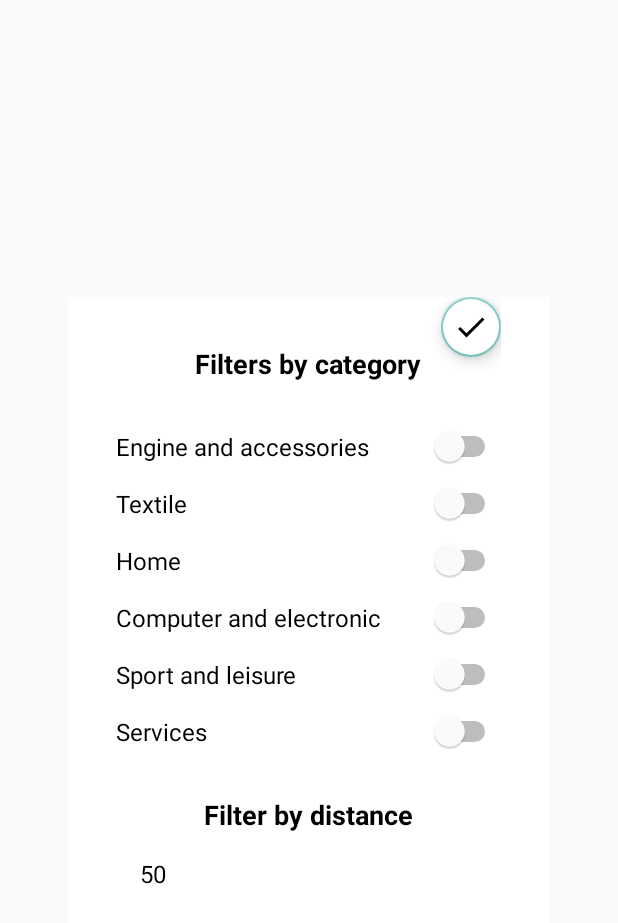
After one commit to JavierRoche/ProyectoFinal-Wallapoor-Android, an Android app: the layout filters_activity.xml on its own in the app's theme, with its tools: preview values and no code run, on a phone screen of 412 x 824 dp. The commit adds this screen. Shown: the top 923 px of the screen. Run offline under Robolectric (Android 15) with nearby library versions, the phone set to English and light mode, and no system bars.

```diff
--- a/app/build.gradle
+++ b/app/build.gradle
@@ -42,10 +42,10 @@ dependencies {
     implementation "org.jetbrains.kotlin:kotlin-stdlib-jdk7:$kotlin_version"
     implementation 'androidx.core:core-ktx:1.3.2'
     implementation 'androidx.appcompat:appcompat:1.2.0'
-    implementation 'com.google.android.material:material:1.2.1'
+    implementation 'com.google.android.material:material:1.3.0-alpha04'
     implementation 'androidx.constraintlayout:constraintlayout:2.0.4'
     implementation 'androidx.coordinatorlayout:coordinatorlayout:1.1.0'
-    testImplementation 'junit:junit:4.+'
+    testImplementation 'junit:junit:4.13.1'
     androidTestImplementation 'androidx.test.ext:junit:1.1.2'
     androidTestImplementation 'androidx.test.espresso:espresso-core:3.3.0'
 
--- a/app/src/main/AndroidManifest.xml
+++ b/app/src/main/AndroidManifest.xml
@@ -32,6 +32,12 @@
                 <category android:name="android.intent.category.DEFAULT" />
             </intent-filter>
         </activity>
+
+        <activity
+            android:name=".ui.filters.FiltersActivity"
+            android:screenOrientation="portrait"
+            android:theme="@style/Theme.Wallapoor.NoActionbar">
+        </activity>
     </application>
 
 </manifest>
--- a/app/src/main/java/com/tushe/wallapoor/ui/filters/FiltersActivity.kt
+++ b/app/src/main/java/com/tushe/wallapoor/ui/filters/FiltersActivity.kt
@@ -1,10 +1,33 @@
 package com.tushe.wallapoor.ui.filters
 
+import android.content.Context
+import android.content.Intent
+import android.os.Bundle
 import androidx.appcompat.app.AppCompatActivity
+import com.tushe.wallapoor.R
 
 class FiltersActivity: AppCompatActivity() {
+    /**
+     * STATIC FUNCTIONS
+     **/
+
+    companion object {
+        // Metodo estatico que devuelve el Intent de la actividad
+        fun getIntent(context: Context): Intent {
+            return Intent(context, FiltersActivity::class.java)
+        }
+    }
+
+
     /**
      * LIFE CYCLE
      **/
 
+    override fun onCreate(savedInstanceState: Bundle?) {
+        super.onCreate(savedInstanceState)
+
+        // Indicamos cual es el fichero xml que manejara la actividad
+        setContentView(R.layout.filters_activity)
+
+    }
 }
--- a/app/src/main/java/com/tushe/wallapoor/ui/main/MainActivity.kt
+++ b/app/src/main/java/com/tushe/wallapoor/ui/main/MainActivity.kt
@@ -4,12 +4,15 @@ import android.content.Context
 import android.content.Intent
 import android.os.Bundle
 import android.view.Menu
+import android.view.MenuItem
 import androidx.appcompat.app.AppCompatActivity
+import androidx.core.view.get
 import com.google.android.material.bottomnavigation.BottomNavigationView
 import com.tushe.wallapoor.R
 import com.tushe.wallapoor.common.isFirstTimeCreated
 import com.tushe.wallapoor.network.models.Product
 import com.tushe.wallapoor.network.models.User
+import com.tushe.wallapoor.ui.filters.FiltersActivity
 import com.tushe.wallapoor.ui.main.MainActivity.Companion.productsFragment
 import com.tushe.wallapoor.ui.main.products.ProductsFragment
 import com.tushe.wallapoor.ui.main.products.ProductsViewModel
@@ -92,6 +95,12 @@ class MainActivity: AppCompatActivity(),
     override fun onCreateOptionsMenu(menu: Menu?): Boolean {
         // Con ayuda del Inflater de menus que me llega inflamos el menu
         menuInflater.inflate(R.menu.search_bar_menu, menu)
+        val item = menu?.findItem(R.id.categoriesMenu)
+        item?.setOnMenuItemClickListener {
+            // Creamos la escena de seleccion de filtro
+            startActivity(FiltersActivity.getIntent(this))
+            return@setOnMenuItemClickListener true
+        }
 
         // Invocamos el comportamiento por defecto siempre despues de inflar el menu
         return super.onCreateOptionsMenu(menu)
--- /dev/null
+++ b/app/src/main/res/drawable/ic_icon_checkmark.xml
@@ -0,0 +1,10 @@
+<vector xmlns:android="http://schemas.android.com/apk/res/android"
+    android:width="24dp"
+    android:height="24dp"
+    android:viewportWidth="24"
+    android:viewportHeight="24"
+    android:tint="?attr/colorControlNormal">
+  <path
+      android:fillColor="@android:color/black"
+      android:pathData="M9,16.17L4.83,12l-1.42,1.41L9,19 21,7l-1.41,-1.41z"/>
+</vector>
--- /dev/null
+++ b/app/src/main/res/layout/filters_activity.xml
@@ -0,0 +1,248 @@
+<?xml version="1.0" encoding="utf-8"?>
+<LinearLayout
+    xmlns:android="http://schemas.android.com/apk/res/android"
+    xmlns:app="http://schemas.android.com/apk/res-auto"
+    xmlns:tools="http://schemas.android.com/tools"
+    android:layout_width="wrap_content"
+    android:layout_height="wrap_content"
+    android:background="@color/white"
+    android:layout_gravity="center">
+
+    <androidx.constraintlayout.widget.ConstraintLayout
+        android:layout_width="wrap_content"
+        android:layout_height="wrap_content"
+        android:layout_marginHorizontal="32dp">
+
+        <com.google.android.material.floatingactionbutton.FloatingActionButton
+            android:theme="@style/Theme.AppCompat"
+            android:layout_width="wrap_content"
+            android:layout_height="wrap_content"
+            app:fabSize="mini"
+            android:backgroundTint="@color/white"
+            android:tint="@color/black"
+            app:borderWidth="1dp"
+            app:srcCompat="@drawable/ic_icon_checkmark"
+            android:contentDescription="@null"
+            app:layout_constraintTop_toTopOf="parent"
+            app:layout_constraintRight_toRightOf="parent"/>
+
+        <TextView
+            android:id="@+id/filter_by_category"
+            android:layout_width="wrap_content"
+            android:layout_height="wrap_content"
+            android:text="@string/filters_by_category"
+            android:textSize="18sp"
+            android:textStyle="bold"
+            android:textColor="@color/black"
+            android:layout_marginTop="32dp"
+            app:layout_constraintTop_toTopOf="parent"
+            app:layout_constraintStart_toStartOf="parent"
+            app:layout_constraintEnd_toEndOf="parent"/>
+
+        <TextView
+            android:id="@+id/engine_and_accessories"
+            android:layout_width="wrap_content"
+            android:layout_height="wrap_content"
+            android:text="@string/engine_and_accessories"
+            android:textSize="16sp"
+            android:textColor="@color/black"
+            app:layout_constraintStart_toStartOf="parent"
+            app:layout_constraintTop_toBottomOf="@+id/filter_by_category"
+            android:layout_marginTop="32dp"
+            tools:targetApi="p"
+            tools:ignore="RtlHardcoded"/>
+
+        <TextView
+            android:id="@+id/textile"
+            android:layout_width="wrap_content"
+            android:layout_height="wrap_content"
+            android:text="@string/textile"
+            android:textSize="16sp"
+            android:textColor="@color/black"
+            app:layout_constraintStart_toStartOf="parent"
+            app:layout_constraintTop_toBottomOf="@+id/engine_and_accessories"
+            android:layout_marginTop="16dp"
+            tools:targetApi="p"
+            tools:ignore="RtlHardcoded"/>
+
+        <TextView
+            android:id="@+id/home"
+            android:layout_width="wrap_content"
+            android:layout_height="wrap_content"
+            android:text="@string/home"
+            android:textSize="16sp"
+            android:textColor="@color/black"
+            app:layout_constraintStart_toStartOf="parent"
+            app:layout_constraintTop_toBottomOf="@+id/textile"
+            android:layout_marginTop="16dp"
+            tools:targetApi="p"
+            tools:ignore="RtlHardcoded"/>
+
+        <TextView
+            android:id="@+id/computer_and_electronic"
+            android:layout_width="wrap_content"
+            android:layout_height="wrap_content"
+            android:text="@string/computer_and_electronic"
+            android:textSize="16sp"
+            android:textColor="@color/black"
+            app:layout_constraintStart_toStartOf="parent"
+            app:layout_constraintTop_toBottomOf="@+id/home"
+            app:layout_constraintRight_toLeftOf="@id/guideline"
+            android:layout_marginTop="16dp"
+            tools:targetApi="p"
+            tools:ignore="RtlHardcoded"/>
+
+        <TextView
+            android:id="@+id/sport_and_leisure"
+            android:layout_width="wrap_content"
+            android:layout_height="wrap_content"
+            android:text="@string/sport_and_leisure"
+            android:textSize="16sp"
+            android:textColor="@color/black"
+            app:layout_constraintStart_toStartOf="parent"
+            app:layout_constraintTop_toBottomOf="@+id/computer_and_electronic"
+            android:layout_marginTop="16dp"
+            tools:targetApi="p"
+            tools:ignore="RtlHardcoded"/>
+
+        <TextView
+            android:id="@+id/services"
+            android:layout_width="wrap_content"
+            android:layout_height="wrap_content"
+            android:text="@string/services"
+            android:textSize="16sp"
+            android:textColor="@color/black"
+            app:layout_constraintStart_toStartOf="parent"
+            app:layout_constraintTop_toBottomOf="@+id/sport_and_leisure"
+            android:layout_marginTop="16dp"
+            tools:targetApi="p"
+            tools:ignore="RtlHardcoded"/>
+
+        <androidx.constraintlayout.widget.Guideline
+            android:id="@+id/guideline"
+            android:layout_width="wrap_content"
+            android:layout_height="wrap_content"
+            android:orientation="vertical"
+            app:layout_constraintStart_toEndOf="@+id/computer_and_electronic"
+            android:layout_marginRight="32dp"
+            android:layout_marginEnd="32dp" />
+
+        <Switch
+            style="@style/Widget.AppCompat.CompoundButton.Switch"
+            android:id="@+id/engineSwitch"
+            android:layout_width="wrap_content"
+            android:layout_height="wrap_content"
+            tools:ignore="RtlHardcoded,UseSwitchCompatOrMaterialXml"
+            app:layout_constraintLeft_toLeftOf="@+id/guideline"
+            app:layout_constraintTop_toTopOf="@+id/engine_and_accessories"
+            app:layout_constraintBottom_toBottomOf="@+id/engine_and_accessories"
+            android:layout_marginRight="32dp"
+            android:layout_marginLeft="32dp"/>
+
+        <Switch
+            style="@style/Widget.AppCompat.CompoundButton.Switch"
+            android:id="@+id/textileSwitch"
+            android:layout_width="wrap_content"
+            android:layout_height="wrap_content"
+            tools:ignore="RtlHardcoded,UseSwitchCompatOrMaterialXml"
+            app:layout_constraintLeft_toLeftOf="@+id/guideline"
+            app:layout_constraintTop_toTopOf="@+id/textile"
+            app:layout_constraintBottom_toBottomOf="@+id/textile"
+            android:layout_marginRight="32dp"
+            android:layout_marginLeft="32dp"/>
+
+        <Switch
+            style="@style/Widget.AppCompat.CompoundButton.Switch"
+            android:id="@+id/homeSwitch"
+            android:layout_width="wrap_content"
+            android:layout_height="wrap_content"
+            tools:ignore="RtlHardcoded,UseSwitchCompatOrMaterialXml"
+            app:layout_constraintLeft_toLeftOf="@+id/guideline"
+            app:layout_constraintTop_toTopOf="@+id/home"
+            app:layout_constraintBottom_toBottomOf="@+id/home"
+            android:layout_marginRight="32dp"
+            android:layout_marginLeft="32dp"/>
+
+        <Switch
+            style="@style/Widget.AppCompat.CompoundButton.Switch"
+            android:id="@+id/computerSwitch"
+            android:layout_width="wrap_content"
+            android:layout_height="wrap_content"
+            tools:ignore="RtlHardcoded,UseSwitchCompatOrMaterialXml"
+            app:layout_constraintLeft_toLeftOf="@+id/guideline"
+            app:layout_constraintTop_toTopOf="@+id/computer_and_electronic"
+            app:layout_constraintBottom_toBottomOf="@+id/computer_and_electronic"
+            android:layout_marginRight="32dp"
+            android:layout_marginLeft="32dp"/>
+
+        <Switch
+            style="@style/Widget.AppCompat.CompoundButton.Switch"
+            android:id="@+id/sportsSwitch"
+            android:layout_width="wrap_content"
+            android:layout_height="wrap_content"
+            tools:ignore="RtlHardcoded,UseSwitchCompatOrMaterialXml"
+            app:layout_constraintLeft_toLeftOf="@+id/guideline"
+            app:layout_constraintTop_toTopOf="@+id/sport_and_leisure"
+            app:layout_constraintBottom_toBottomOf="@+id/sport_and_leisure"
+            android:layout_marginRight="32dp"
+            android:layout_marginLeft="32dp"/>
+
+        <Switch
+            style="@style/Widget.AppCompat.CompoundButton.Switch"
+            android:id="@+id/servicesSwitch"
+            android:layout_width="wrap_content"
+            android:layout_height="wrap_content"
+            tools:ignore="RtlHardcoded,UseSwitchCompatOrMaterialXml"
+            app:layout_constraintLeft_toLeftOf="@+id/guideline"
+            app:layout_constraintTop_toTopOf="@+id/services"
+            app:layout_constraintBottom_toBottomOf="@+id/services"
+            android:layout_marginRight="32dp"
+            android:layout_marginLeft="32dp"/>
+
+        <TextView
+            android:id="@+id/filter_by_distance"
+            android:layout_width="wrap_content"
+            android:layout_height="wrap_content"
+            android:text="@string/filter_by_distance"
+            android:textSize="18sp"
+            android:textStyle="bold"
+            android:textColor="@color/black"
+            android:layout_marginTop="32dp"
+            app:layout_constraintTop_toBottomOf="@+id/services"
+            app:layout_constraintStart_toStartOf="parent"
+            app:layout_constraintEnd_toEndOf="parent"/>
+
+        <TextView
+            android:id="@+id/distanceLabel"
+            android:layout_width="wrap_content"
+            android:layout_height="wrap_content"
+            android:text="@string/_50"
+            android:textSize="16sp"
+            android:textColor="@color/black"
+            app:layout_constraintStart_toStartOf="parent"
+            app:layout_constraintTop_toBottomOf="@+id/filter_by_distance"
+            app:layout_constraintBottom_toBottomOf="parent"
+            android:layout_marginTop="16dp"
+            android:layout_marginStart="16dp"
+            android:layout_marginLeft="16dp"
+            android:layout_marginBottom="32dp"
+            tools:targetApi="p"
+            tools:ignore="RtlHardcoded"/>
+
+        <!--   <com.google.android.material.slider.Slider
+            android:id="@+id/distanceSlider"
+            android:layout_width="wrap_content"
+            android:layout_height="wrap_content"
+            style="@style/Widget.AppCompat.SeekBar.Discrete"
+            android:textAppearance="@style/TextAppearance.MaterialComponents.Button"
+            android:theme="@style/Widget.AppCompat.SeekBar.Discrete"
+            android:valueFrom="10.0"
+            android:valueTo="50.0"
+            android:value="50.0"
+            app:layout_constraintTop_toTopOf="@id/distanceLabel"
+            app:layout_constraintBottom_toBottomOf="@+id/distanceLabel"
+            app:layout_constraintLeft_toRightOf="@id/distanceLabel"
+            android:layout_marginStart="48dp"
+            android:layout_marginLeft="48dp"/>   -->
+    </androidx.constraintlayout.widget.ConstraintLayout>
+</LinearLayout>
--- a/app/src/main/res/layout/login_activity.xml
+++ b/app/src/main/res/layout/login_activity.xml
@@ -1,11 +1,10 @@
 <?xml version="1.0" encoding="utf-8"?>
-
-
 <FrameLayout
     xmlns:app="http://schemas.android.com/apk/res-auto"
     xmlns:android="http://schemas.android.com/apk/res/android"
     android:layout_height="match_parent"
     android:layout_width="match_parent"
+    android:background="@color/white"
     android:paddingHorizontal="64dp">
 
     <androidx.constraintlayout.widget.ConstraintLayout
--- a/app/src/main/res/layout/products_fragment.xml
+++ b/app/src/main/res/layout/products_fragment.xml
@@ -31,7 +31,7 @@
         android:layout_height="wrap_content"
         android:layout_gravity="bottom|center"
         android:layout_marginBottom="72dp"
-        app:backgroundTint="#6A1B9A"
+        app:backgroundTint="@color/tangerine"
         app:layout_behavior="com.google.android.material.behavior.HideBottomViewOnScrollBehavior"
         app:srcCompat="@drawable/ic_icon_add_product"/>
 </androidx.coordinatorlayout.widget.CoordinatorLayout>
--- a/app/src/main/res/values/colors.xml
+++ b/app/src/main/res/values/colors.xml
@@ -1,5 +1,7 @@
 <?xml version="1.0" encoding="utf-8"?>
 <resources>
+    <color name="tangerine">#FFF39000</color>
+    <color name="tangerineLight">#FFFFEBCE</color>
     <color name="purple_200">#FFBB86FC</color>
     <color name="purple_500">#FF6200EE</color>
     <color name="purple_700">#FF3700B3</color>
--- a/app/src/main/res/values/strings.xml
+++ b/app/src/main/res/values/strings.xml
@@ -16,4 +16,13 @@
     <string name="shopping">Shopping</string>
     <string name="profile">Profile</string>
     <string name="categories">Categories</string>
+    <string name="services">Services</string>
+    <string name="sport_and_leisure">Sport and leisure</string>
+    <string name="computer_and_electronic">Computer and electronic</string>
+    <string name="home">Home</string>
+    <string name="textile">Textile</string>
+    <string name="engine_and_accessories">Engine and accessories</string>
+    <string name="filters_by_category">Filters by category</string>
+    <string name="filter_by_distance">Filter by distance</string>
+    <string name="_50">50</string>
 </resources>
--- a/app/src/main/res/values/themes.xml
+++ b/app/src/main/res/values/themes.xml
@@ -2,8 +2,8 @@
     <!-- Base application theme. -->
     <style name="Theme.Wallapoor" parent="Theme.MaterialComponents.DayNight.DarkActionBar">
         <!-- Primary brand color. -->
-        <item name="colorPrimary">@color/purple_500</item>
-        <item name="colorPrimaryVariant">@color/purple_700</item>
+        <item name="colorPrimary">@color/tangerineLight</item>
+        <item name="colorPrimaryVariant">@color/tangerine</item>
         <item name="colorOnPrimary">@color/white</item>
         <!-- Secondary brand color. -->
         <item name="colorSecondary">@color/teal_200</item>
```
